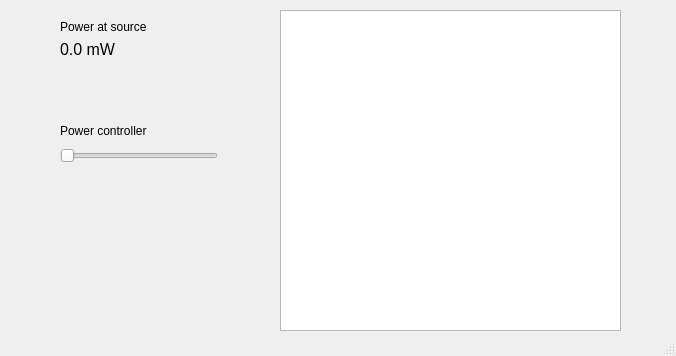
Before: the Qt Designer form gui/laser/ui_laser_ext_ctrl.ui in pikestefan/qudi_slab, drawn with Qt 5.
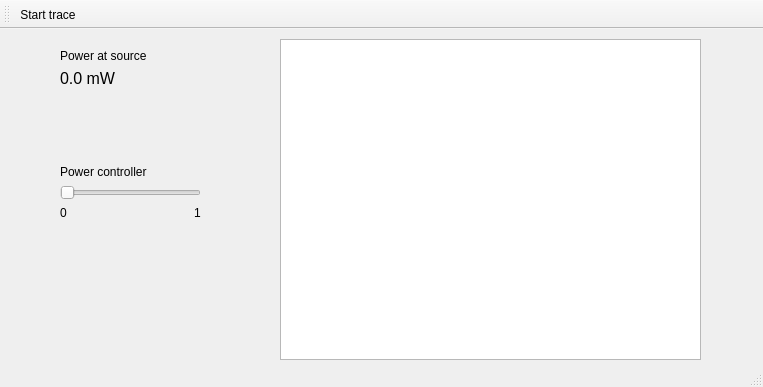
After: the same form once the commit is applied. Icons and pictures are not drawn. Custom widgets are drawn as their Qt base class.

The edit to the form file:
```diff
--- a/gui/laser/ui_laser_ext_ctrl.ui
+++ b/gui/laser/ui_laser_ext_ctrl.ui
@@ -6,8 +6,8 @@
    <rect>
     <x>0</x>
     <y>0</y>
-    <width>676</width>
-    <height>356</height>
+    <width>763</width>
+    <height>387</height>
    </rect>
   </property>
   <property name="sizePolicy">
@@ -69,11 +69,24 @@
      <rect>
       <x>60</x>
       <y>120</y>
-      <width>158</width>
-      <height>43</height>
+      <width>141</width>
+      <height>71</height>
      </rect>
     </property>
     <layout class="QVBoxLayout" name="verticalLayout_3">
+     <item>
+      <spacer name="verticalSpacer">
+       <property name="orientation">
+        <enum>Qt::Vertical</enum>
+       </property>
+       <property name="sizeHint" stdset="0">
+        <size>
+         <width>20</width>
+         <height>40</height>
+        </size>
+       </property>
+      </spacer>
+     </item>
      <item>
       <widget class="QLabel" name="label_3">
        <property name="text">
@@ -91,6 +104,24 @@
        </property>
       </widget>
      </item>
+     <item>
+      <layout class="QHBoxLayout" name="horizontalLayout_2">
+       <item alignment="Qt::AlignLeft">
+        <widget class="QLabel" name="label_2">
+         <property name="text">
+          <string>0</string>
+         </property>
+        </widget>
+       </item>
+       <item alignment="Qt::AlignRight">
+        <widget class="QLabel" name="label_4">
+         <property name="text">
+          <string>1</string>
+         </property>
+        </widget>
+       </item>
+      </layout>
+     </item>
     </layout>
    </widget>
    <widget class="PlotWidget" name="plotPlaceholder">
@@ -98,13 +129,43 @@
      <rect>
       <x>280</x>
       <y>10</y>
-      <width>341</width>
+      <width>421</width>
       <height>321</height>
      </rect>
     </property>
    </widget>
   </widget>
   <widget class="QStatusBar" name="statusbar"/>
+  <widget class="QToolBar" name="toolBar">
+   <property name="windowTitle">
+    <string>toolBar</string>
+   </property>
+   <attribute name="toolBarArea">
+    <enum>TopToolBarArea</enum>
+   </attribute>
+   <attribute name="toolBarBreak">
+    <bool>false</bool>
+   </attribute>
+   <addaction name="start_trace"/>
+  </widget>
+  <action name="start_trace">
+   <property name="checkable">
+    <bool>true</bool>
+   </property>
+   <property name="icon">
+    <iconset>
+     <normaloff>../../artwork/icons/qudiTheme/22x22/start-counter.png</normaloff>
+     <normalon>../../artwork/icons/qudiTheme/22x22/stop-counter.png</normalon>
+     <activeoff>../../artwork/icons/qudiTheme/22x22/stop-counter.png</activeoff>
+     <activeon>../../artwork/icons/qudiTheme/22x22/start-counter.png</activeon>../../artwork/icons/qudiTheme/22x22/start-counter.png</iconset>
+   </property>
+   <property name="text">
+    <string>Start trace</string>
+   </property>
+   <property name="toolTip">
+    <string>Start/Stop continuous reading of the data trace.</string>
+   </property>
+  </action>
  </widget>
  <customwidgets>
   <customwidget>
```
